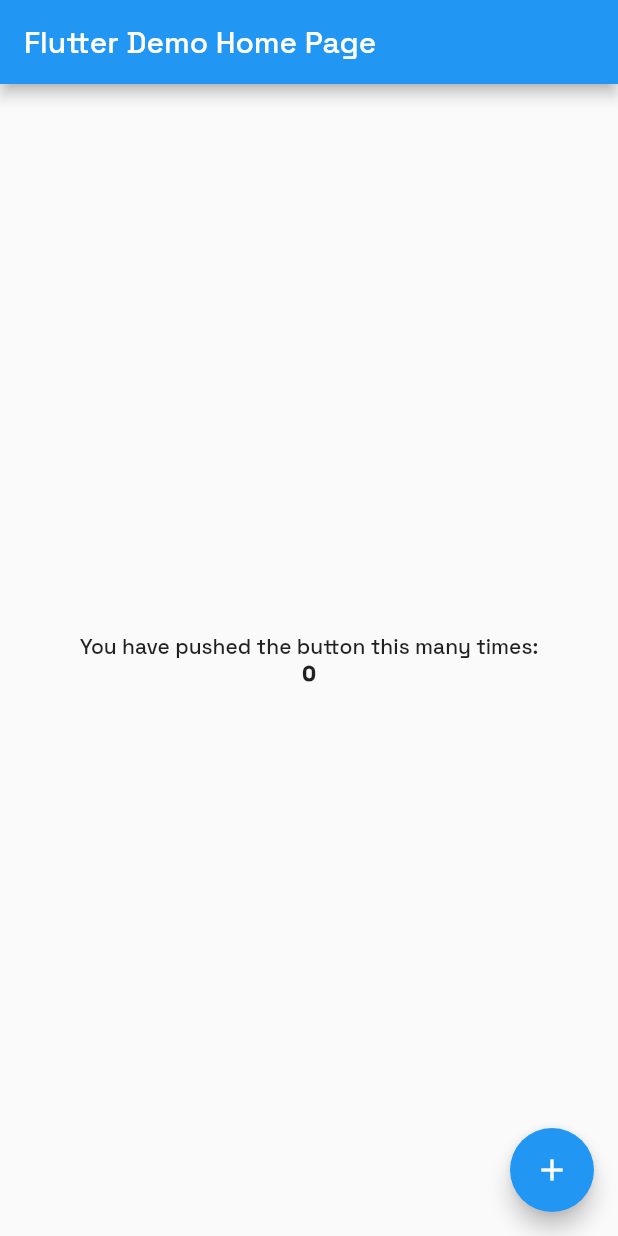
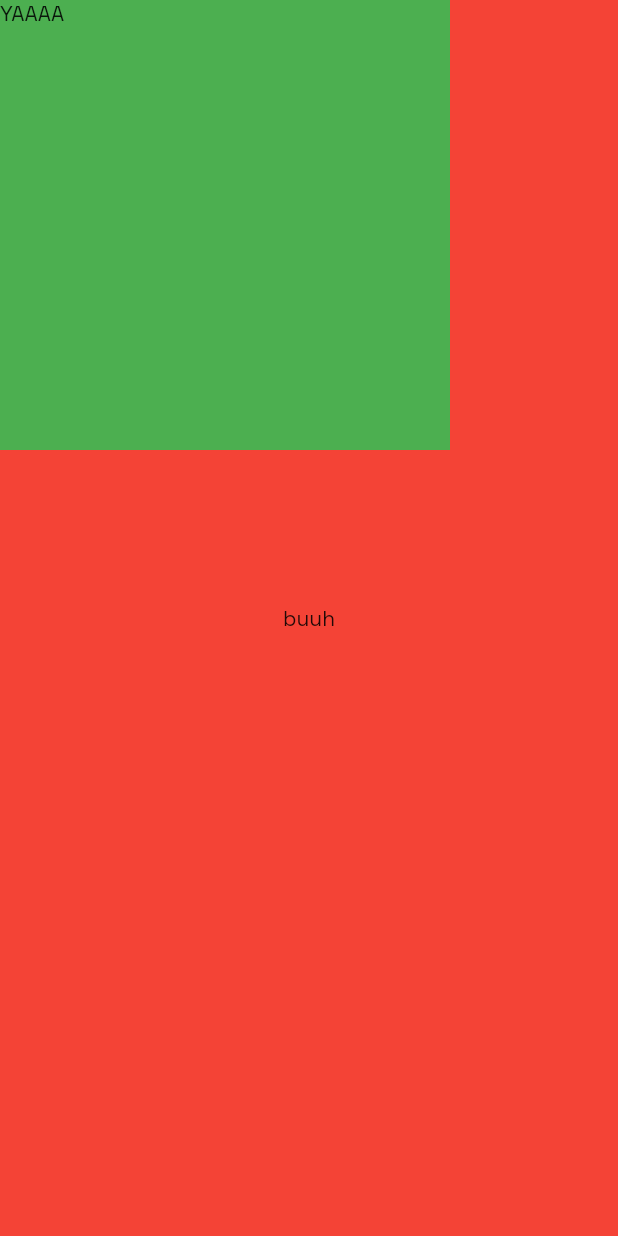
Before and after one commit to olivervejen/Grokkan, a Flutter app: the screen it shows after launch, on a phone screen of 412 x 824 dp. Run offline on Flutter 3.47's test engine with Material 2 defaults, Android fonts, the phone set to English and light mode, and no system bars.

```diff
--- a/groccan/lib/main.dart
+++ b/groccan/lib/main.dart
@@ -1,116 +1,20 @@
 import 'package:flutter/material.dart';
+import 'package:groccan/overview.dart';
 
 void main() {
-  runApp(const MyApp());
+  runApp(const Grokkan());
 }
 
-class MyApp extends StatelessWidget {
-  const MyApp({Key? key}) : super(key: key);
-
-  // This widget is the root of your application.
+class Grokkan extends StatelessWidget {
+  const Grokkan({Key? key}) : super(key: key);
   @override
   Widget build(BuildContext context) {
     return MaterialApp(
       title: 'Flutter Demo',
-      theme: ThemeData(
-          // This is the theme of your application.
-          //
-          // Try running your application with "flutter run". You'll see the
-          // application has a blue toolbar. Then, without quitting the app, try
-          // changing the primarySwatch below to Colors.green and then invoke
-          // "hot reload" (press "r" in the console where you ran "flutter run",
-          // or simply save your changes to "hot reload" in a Flutter IDE).
-          // Notice that the counter didn't reset back to zero; the application
-          // is not restarted.
-          primarySwatch: Colors.blue,
-          fontFamily: "SpaceGrotesk"),
-      home: const MyHomePage(title: 'Flutter Demo Home Page'),
+      theme: ThemeData(primarySwatch: Colors.blue, fontFamily: "SpaceGrotesk"),
+      home: Scaffold(
+        body: Overview(),
+      ),
     );
   }
 }
-
-class MyHomePage extends StatefulWidget {
-  const MyHomePage({Key? key, required this.title}) : super(key: key);
-
-  // This widget is the home page of your application. It is stateful, meaning
-  // that it has a State object (defined below) that contains fields that affect
-  // how it looks.
-
-  // This class is the configuration for the state. It holds the values (in this
-  // case the title) provided by the parent (in this case the App widget) and
-  // used by the build method of the State. Fields in a Widget subclass are
-  // always marked "final".
-
-  final String title;
-
-  @override
-  State<MyHomePage> createState() => _MyHomePageState();
-}
-
-class _MyHomePageState extends State<MyHomePage> {
-  int _counter = 0;
-
-  void _incrementCounter() {
-    setState(() {
-      // This call to setState tells the Flutter framework that something has
-      // changed in this State, which causes it to rerun the build method below
-      // so that the display can reflect the updated values. If we changed
-      // _counter without calling setState(), then the build method would not be
-      // called again, and so nothing would appear to happen.
-      _counter++;
-    });
-  }
-
-  @override
-  Widget build(BuildContext context) {
-    // This method is rerun every time setState is called, for instance as done
-    // by the _incrementCounter method above.
-    //
-    // The Flutter framework has been optimized to make rerunning build methods
-    // fast, so that you can just rebuild anything that needs updating rather
-    // than having to individually change instances of widgets.
-    return Scaffold(
-      appBar: AppBar(
-        // Here we take the value from the MyHomePage object that was created by
-        // the App.build method, and use it to set our appbar title.
-        title: Text(widget.title),
-      ),
-      body: Center(
-        // Center is a layout widget. It takes a single child and positions it
-        // in the middle of the parent.
-        child: Column(
-          // Column is also a layout widget. It takes a list of children and
-          // arranges them vertically. By default, it sizes itself to fit its
-          // children horizontally, and tries to be as tall as its parent.
-          //
-          // Invoke "debug painting" (press "p" in the console, choose the
-          // "Toggle Debug Paint" action from the Flutter Inspector in Android
-          // Studio, or the "Toggle Debug Paint" command in Visual Studio Code)
-          // to see the wireframe for each widget.
-          //
-          // Column has various properties to control how it sizes itself and
-          // how it positions its children. Here we use mainAxisAlignment to
-          // center the children vertically; the main axis here is the vertical
-          // axis because Columns are vertical (the cross axis would be
-          // horizontal).
-          mainAxisAlignment: MainAxisAlignment.center,
-          children: <Widget>[
-            const Text(
-              'You have pushed the button this many times:',
-              style: TextStyle(fontWeight: FontWeight.w500),
-            ),
-            Text(
-              '$_counter',
-              style: const TextStyle(fontWeight: FontWeight.w900),
-            ),
-          ],
-        ),
-      ),
-      floatingActionButton: FloatingActionButton(
-        onPressed: _incrementCounter,
-        tooltip: 'Increment',
-        child: const Icon(Icons.add),
-      ), // This trailing comma makes auto-formatting nicer for build methods.
-    );
-  }
-}
--- /dev/null
+++ b/groccan/lib/overview.dart
@@ -0,0 +1,31 @@
+import 'package:flutter/material.dart';
+
+class Overview extends StatefulWidget {
+  Overview({Key? key}) : super(key: key);
+  final OverviewState state = OverviewState();
+  @override
+  State<Overview> createState() => OverviewState();
+}
+
+class OverviewState extends State<Overview> {
+  @override
+  Widget build(BuildContext context) {
+    return Stack(
+      children: [
+        Expanded(
+            child: Container(
+          decoration: const BoxDecoration(
+            color: Colors.red,
+          ),
+          child: const Center(child: Text("buuh")),
+        )),
+        Positioned(
+            child: Container(
+                width: 300,
+                height: 300,
+                decoration: const BoxDecoration(color: Colors.green),
+                child: const Text("YAAAA")))
+      ],
+    );
+  }
+}
```
Also changed, not shown: 1 other file.
